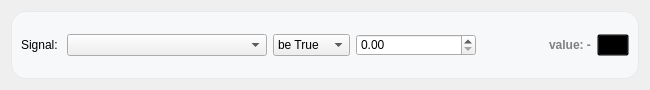
First picture: the form in uiFiles/input_signal_setting.ui, repository DORSA-co/Paticle_Size_Analyser, before the edit.
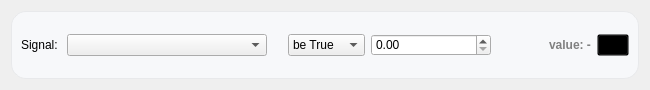
Second picture: the form after the edit. Icons and pictures are not drawn.

```diff
--- a/uiFiles/input_signal_setting.ui
+++ b/uiFiles/input_signal_setting.ui
@@ -107,6 +107,22 @@
           </property>
          </widget>
         </item>
+        <item>
+         <spacer name="horizontalSpacer_2">
+          <property name="orientation">
+           <enum>Qt::Orientation::Horizontal</enum>
+          </property>
+          <property name="sizeType">
+           <enum>QSizePolicy::Policy::Fixed</enum>
+          </property>
+          <property name="sizeHint" stdset="0">
+           <size>
+            <width>15</width>
+            <height>20</height>
+           </size>
+          </property>
+         </spacer>
+        </item>
         <item>
          <widget class="QComboBox" name="condition_combobox">
           <property name="maximumSize">
```
Left out of the diff: 2 changed lines with no effect on the pictures.
